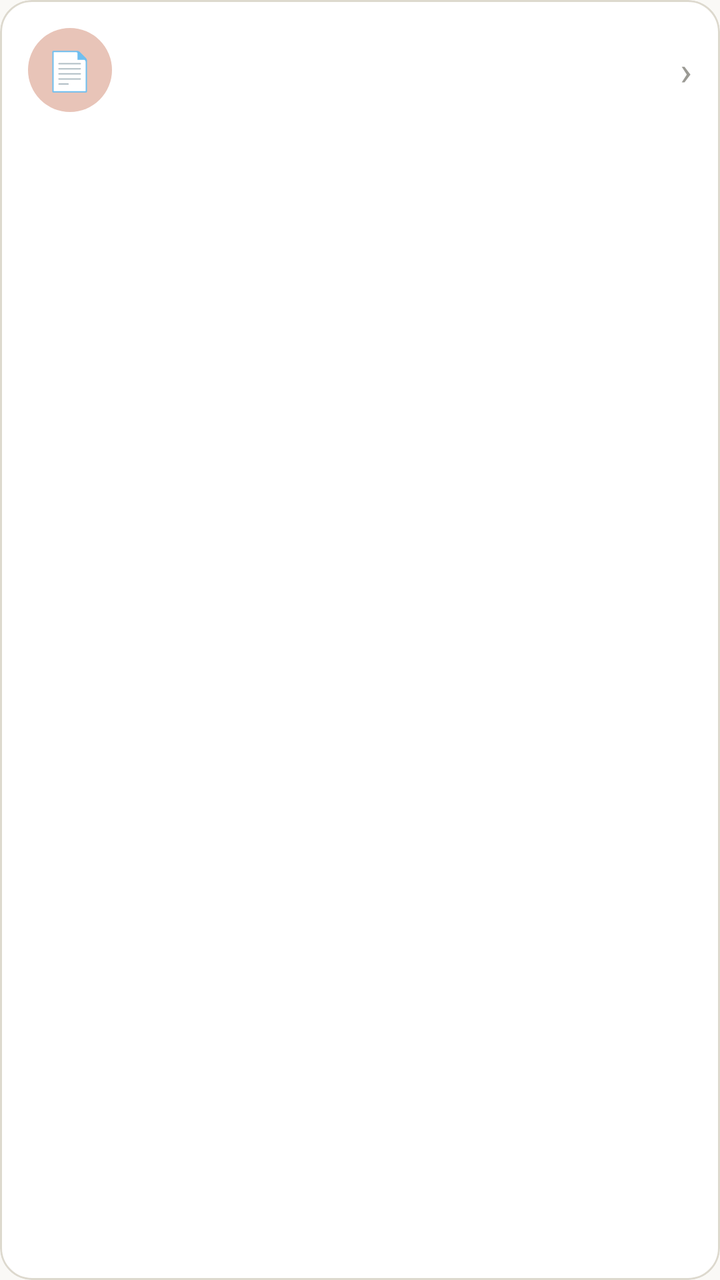
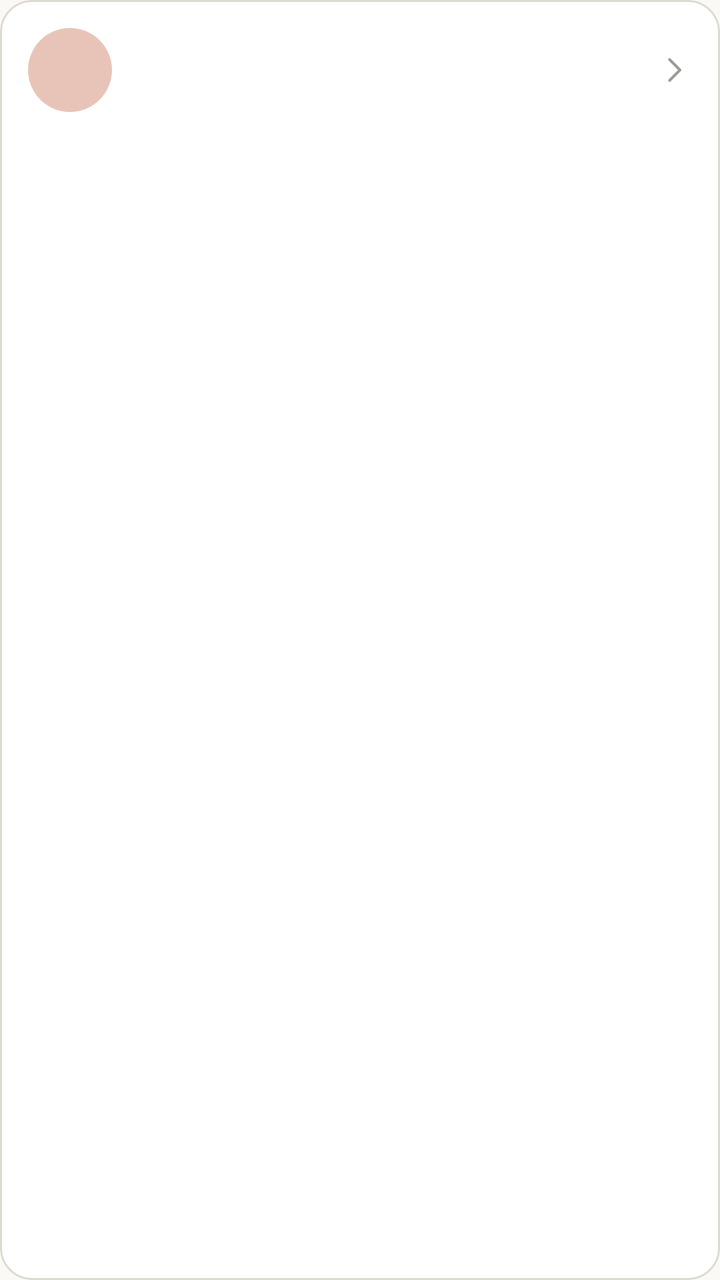

Screens rendered from an Android XML layout before and after an edit, with the pre-edit source and the edit as a unified diff.
<!-- AndroidManifest.xml: application theme Theme.DocReader -->
<!-- res/layout/item_recent_file.xml -->
<?xml version="1.0" encoding="utf-8"?>
<com.google.android.material.card.MaterialCardView
    xmlns:android="http://schemas.android.com/apk/res/android"
    xmlns:app="http://schemas.android.com/apk/res-auto"
    android:layout_width="match_parent"
    android:layout_height="wrap_content"
    android:layout_marginHorizontal="20dp"
    android:layout_marginBottom="10dp"
    android:clickable="true"
    android:focusable="true"
    android:foreground="?attr/selectableItemBackground"
    app:cardBackgroundColor="@color/surface_card"
    app:cardCornerRadius="16dp"
    app:cardElevation="0dp"
    app:strokeColor="@color/border_subtle"
    app:strokeWidth="1dp">

    <LinearLayout
        android:layout_width="match_parent"
        android:layout_height="wrap_content"
        android:gravity="center_vertical"
        android:orientation="horizontal"
        android:padding="14dp">

        <FrameLayout
            android:layout_width="42dp"
            android:layout_height="42dp"
            android:background="@drawable/bg_icon_badge">

            <TextView
                android:id="@+id/textIcon"
                android:layout_width="wrap_content"
                android:layout_height="wrap_content"
                android:layout_gravity="center"
                android:textSize="19sp"
                android:text="📄" />
        </FrameLayout>

        <LinearLayout
            android:layout_width="0dp"
            android:layout_height="wrap_content"
            android:layout_marginStart="14dp"
            android:layout_weight="1"
            android:orientation="vertical">

            <TextView
                android:id="@+id/textFileName"
                android:layout_width="match_parent"
                android:layout_height="wrap_content"
                android:ellipsize="middle"
                android:maxLines="1"
                android:textColor="@color/text_primary"
                android:textSize="15sp"
                android:textStyle="bold" />

            <TextView
                android:id="@+id/textFileDate"
                android:layout_width="match_parent"
                android:layout_height="wrap_content"
                android:layout_marginTop="2dp"
                android:textColor="@color/text_tertiary"
                android:textSize="12sp" />
        </LinearLayout>

        <TextView
            android:layout_width="wrap_content"
            android:layout_height="wrap_content"
            android:text="›"
            android:textColor="@color/text_tertiary"
            android:textSize="20sp" />
    </LinearLayout>
</com.google.android.material.card.MaterialCardView>
<!-- resources referenced by this layout -->
<resources>
  <color name="border_subtle">#DDD9CE</color>
  <color name="surface_card">#FFFFFF</color>
  <color name="text_primary">#1F1E1D</color>
  <color name="text_tertiary">#9B9A94</color>
  <!-- drawable bg_icon_badge (drawable) -->
  <?xml version="1.0" encoding="utf-8"?>
  <shape xmlns:android="http://schemas.android.com/apk/res/android"
      android:shape="oval">
      <solid android:color="@color/accent_light" />
  </shape>
  <style name="Theme.DocReader" parent="Theme.Material3.Light.NoActionBar">
          <item name="colorPrimary">@color/accent_primary</item>
          <item name="colorPrimaryVariant">@color/accent_primary_dark</item>
          <item name="colorOnPrimary">@color/text_on_accent</item>
  
          <item name="colorSecondary">@color/accent_light</item>
          <item name="colorOnSecondary">@color/text_primary</item>
  
          <item name="android:windowBackground">@color/background_primary</item>
          <item name="android:statusBarColor">@color/background_primary</item>
          <item name="android:windowLightStatusBar" tools:targetApi="m">true</item>
          <item name="android:navigationBarColor">@color/background_primary</item>
  
          <item name="colorSurface">@color/surface_card</item>
          <item name="colorOnSurface">@color/text_primary</item>
  
          <item name="android:fontFamily">sans-serif</item>
      </style>
  <color name="accent_light">#E8C4B8</color>
  <color name="accent_primary">#CC785C</color>
  <color name="accent_primary_dark">#B35F45</color>
  <color name="text_on_accent">#FFFFFF</color>
  <color name="background_primary">#FAF9F6</color>
</resources>

<!-- the commit's change to res/layout/item_recent_file.xml (unified diff, before → after) -->
@@ -27,13 +27,11 @@
             android:layout_height="42dp"
             android:background="@drawable/bg_icon_badge">
 
-            <TextView
+            <ImageView
                 android:id="@+id/textIcon"
-                android:layout_width="wrap_content"
-                android:layout_height="wrap_content"
-                android:layout_gravity="center"
-                android:textSize="19sp"
-                android:text="📄" />
+                android:layout_width="20dp"
+                android:layout_height="20dp"
+                android:layout_gravity="center" />
         </FrameLayout>
 
         <LinearLayout
@@ -62,11 +60,10 @@
                 android:textSize="12sp" />
         </LinearLayout>
 
-        <TextView
-            android:layout_width="wrap_content"
-            android:layout_height="wrap_content"
-            android:text="›"
-            android:textColor="@color/text_tertiary"
-            android:textSize="20sp" />
+        <ImageView
+            android:layout_width="18dp"
+            android:layout_height="18dp"
+            android:src="@drawable/ic_chevron"
+            android:tint="@color/text_tertiary" />
     </LinearLayout>
 </com.google.android.material.card.MaterialCardView>
<!-- resource entries referenced after the edit -->
@@ -10,6 +10,21 @@
       android:shape="oval">
       <solid android:color="@color/accent_light" />
   </shape>
+  <!-- drawable ic_chevron (drawable) -->
+  <vector xmlns:android="http://schemas.android.com/apk/res/android"
+      android:width="24dp"
+      android:height="24dp"
+      android:viewportWidth="24"
+      android:viewportHeight="24"
+      android:autoMirrored="true">
+      <path
+          android:pathData="M9,5 L16,12 L9,19"
+          android:strokeColor="#FF000000"
+          android:strokeWidth="1.8"
+          android:strokeLineCap="round"
+          android:strokeLineJoin="round"
+          android:fillColor="@android:color/transparent" />
+  </vector>
   <style name="Theme.DocReader" parent="Theme.Material3.Light.NoActionBar">
           <item name="colorPrimary">@color/accent_primary</item>
           <item name="colorPrimaryVariant">@color/accent_primary_dark</item>
